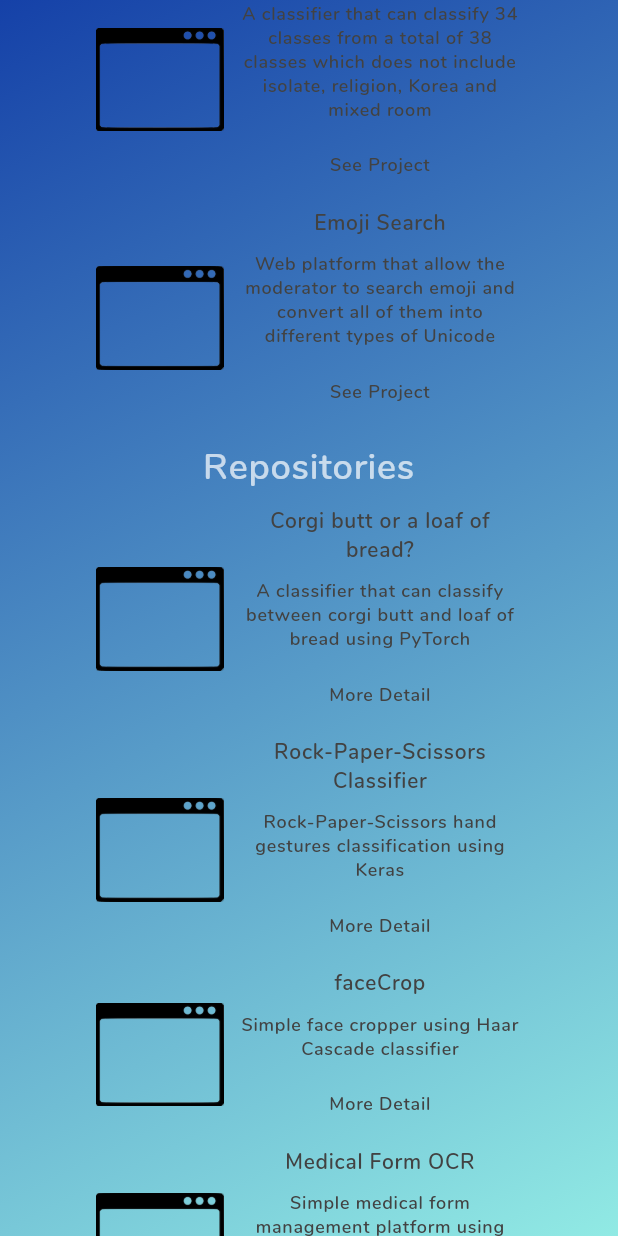
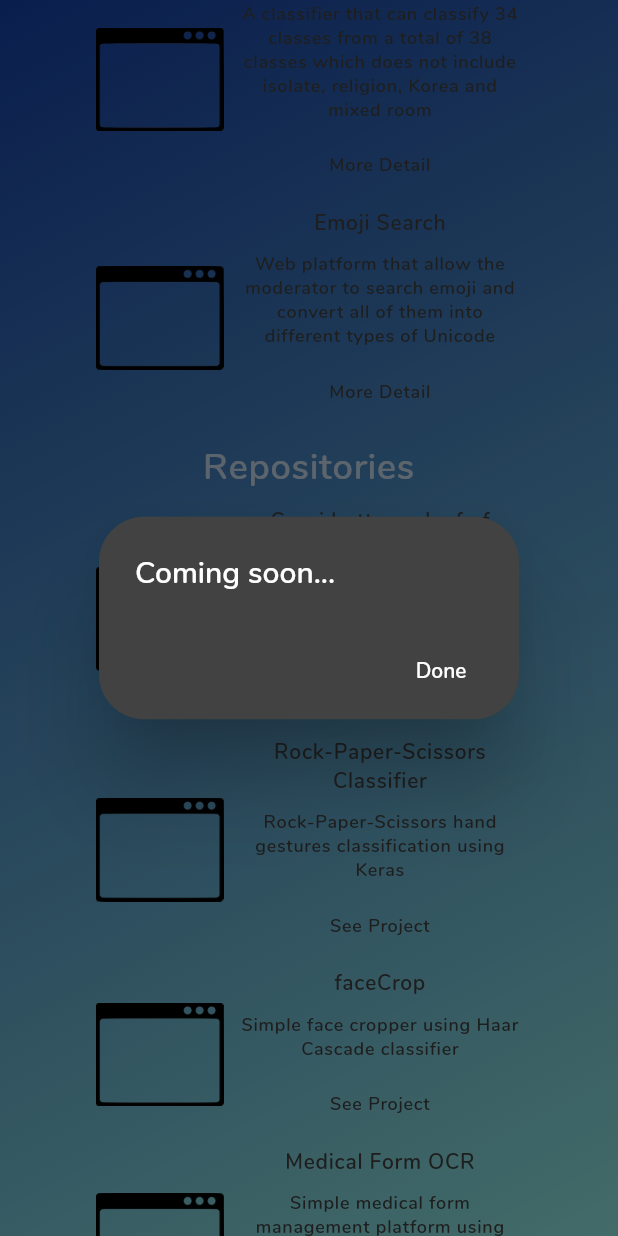
Before and after one commit to Kawaeee/Kawaeee.github.io, a Flutter app: the screen it shows after launch, scrolled down 1152 dp, after a tap on "More Detail", on a phone screen of 412 x 824 dp. Run offline on Flutter 3.47's test engine with Material 2 defaults, Android fonts, the phone set to English and light mode, and no system bars; our stand-ins replace flutter_icons; missing offline and left inert: dart:html.

Commit message:
stable - for scrolling and show all stuff in mobile

```diff
--- a/lib/designs/layout.dart
+++ b/lib/designs/layout.dart
@@ -9,6 +9,7 @@ Widget createPortfolio(Size screenSize, BuildContext context) {
   if (screenSize.width < 750) {
     return IntrinsicHeight(
       child: Column(
+        mainAxisSize: MainAxisSize.min,
         mainAxisAlignment: MainAxisAlignment.center,
         crossAxisAlignment: CrossAxisAlignment.center,
         children: <Widget>[
@@ -144,7 +145,7 @@ Widget createPortfolio(Size screenSize, BuildContext context) {
                                 style: sectionDetail,
                               ),
                               onPressed: () {
-                                showInternshipDetail(screenSize, context);
+                                displayExperienceDetail(screenSize, context);
                               }),
                         ],
                       ),
@@ -159,7 +160,7 @@ Widget createPortfolio(Size screenSize, BuildContext context) {
                   style: sectionHeader,
                 ),
                 SizedBox(height: 10),
-                createProject(repositories[0], null),
+                createProject(repositories[0], null, context),
                 SizedBox(height: 10),
                 Text(
                   'Internship Projects',
@@ -167,9 +168,9 @@ Widget createPortfolio(Size screenSize, BuildContext context) {
                   style: sectionHeader,
                 ),
                 SizedBox(height: 10),
-                createProject(internshipProject[0], 'Internship'),
+                createProject(internshipProject[0], 'Internship', context),
                 SizedBox(height: 5),
-                createProject(internshipProject[1], 'Internship'),
+                createProject(internshipProject[1], 'Internship', context),
                 SizedBox(height: 10),
                 Text(
                   'Repositories',
@@ -177,19 +178,19 @@ Widget createPortfolio(Size screenSize, BuildContext context) {
                   style: sectionHeader,
                 ),
                 SizedBox(height: 10),
-                createProject(repositories[1], null),
+                createProject(repositories[1], null, context),
                 SizedBox(height: 5),
-                createProject(repositories[2], null),
+                createProject(repositories[2], null, context),
                 SizedBox(height: 5),
-                createProject(repositories[3], null),
+                createProject(repositories[3], null, context),
                 SizedBox(height: 5),
-                createProject(repositories[4], null),
+                createProject(repositories[4], null, context),
                 SizedBox(height: 5),
-                createProject(repositories[5], null),
+                createProject(repositories[5], null, context),
                 SizedBox(height: 5),
-                createProject(repositories[6], null),
+                createProject(repositories[6], null, context),
                 SizedBox(height: 5),
-                createProject(repositories[7], null),
+                createProject(repositories[7], null, context),
                 SizedBox(height: 10),
               ],
             ),
--- a/lib/utils/show_dialog.dart
+++ b/lib/utils/show_dialog.dart
@@ -4,7 +4,7 @@ import 'package:flutter_icons/flutter_icons.dart';
 import 'package:kawae_portfolio/contents/portfolio.dart';
 import 'package:kawae_portfolio/utils/font_config.dart';
 
-void showInternshipDetail(Size screenSize, BuildContext context) {
+void displayExperienceDetail(Size screenSize, BuildContext context) {
   showDialog(
     barrierDismissible: false,
     context: context,
@@ -128,3 +128,25 @@ void showInternshipDetail(Size screenSize, BuildContext context) {
     },
   );
 }
+
+void displayInternshipDetail(BuildContext context) {
+  showDialog(
+    barrierDismissible: false,
+    context: context,
+    builder: (BuildContext context) {
+      return AlertDialog(
+        shape: RoundedRectangleBorder(
+            borderRadius: BorderRadius.all(Radius.circular(30.0))),
+        title: Text('Coming soon...'),
+        actions: <Widget>[
+          FlatButton(
+            child: Text('Done'),
+            onPressed: () {
+              Navigator.of(context).pop();
+            },
+          ),
+        ],
+      );
+    },
+  );
+}
--- a/lib/utils/widget_pack.dart
+++ b/lib/utils/widget_pack.dart
@@ -2,9 +2,10 @@ import 'package:flutter/cupertino.dart';
 import 'package:flutter/material.dart';
 import 'package:kawae_portfolio/contents/portfolio.dart';
 import 'package:kawae_portfolio/utils/font_config.dart';
+import 'package:kawae_portfolio/utils/show_dialog.dart';
 
 // Including all projects,internship
-Widget createProject(Map map, String type) {
+Widget createProject(Map map, String type, BuildContext context) {
   return Row(
     mainAxisAlignment: MainAxisAlignment.spaceEvenly,
     children: <Widget>[
@@ -38,22 +39,22 @@ Widget createProject(Map map, String type) {
             type == 'Internship'
                 ? FlatButton(
                     child: Text(
+                      'More Detail',
+                      textAlign: TextAlign.center,
+                      style: sectionDetail,
+                    ),
+                    onPressed: () {
+                      displayInternshipDetail(context);
+                    },
+                  )
+                : FlatButton(
+                    child: Text(
                       'See Project',
                       textAlign: TextAlign.center,
                       style: sectionDetail,
                     ),
                     onPressed: () {
                       navigateLink(map['url']);
-                    },
-                  )
-                : FlatButton(
-                    child: Text(
-                      'More Detail',
-                      textAlign: TextAlign.center,
-                      style: sectionDetail,
-                    ),
-                    onPressed: () {
-                      // Dialog with full text
                     },
                   ),
           ],
```
Also changed, not shown: 1 other file.
